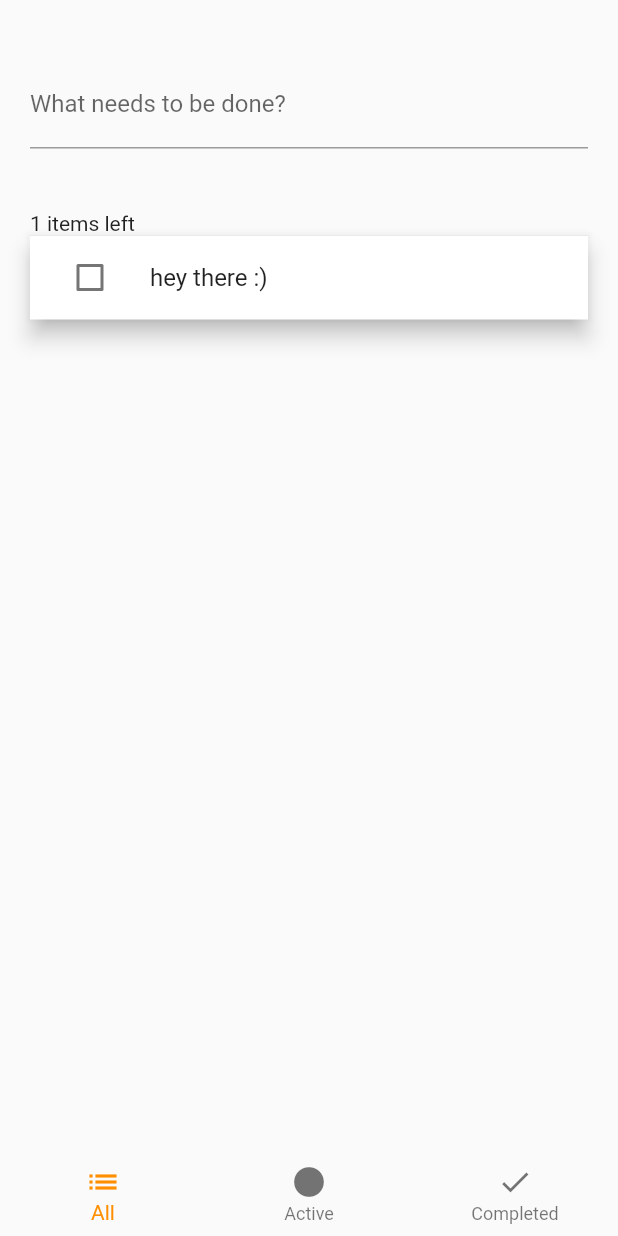
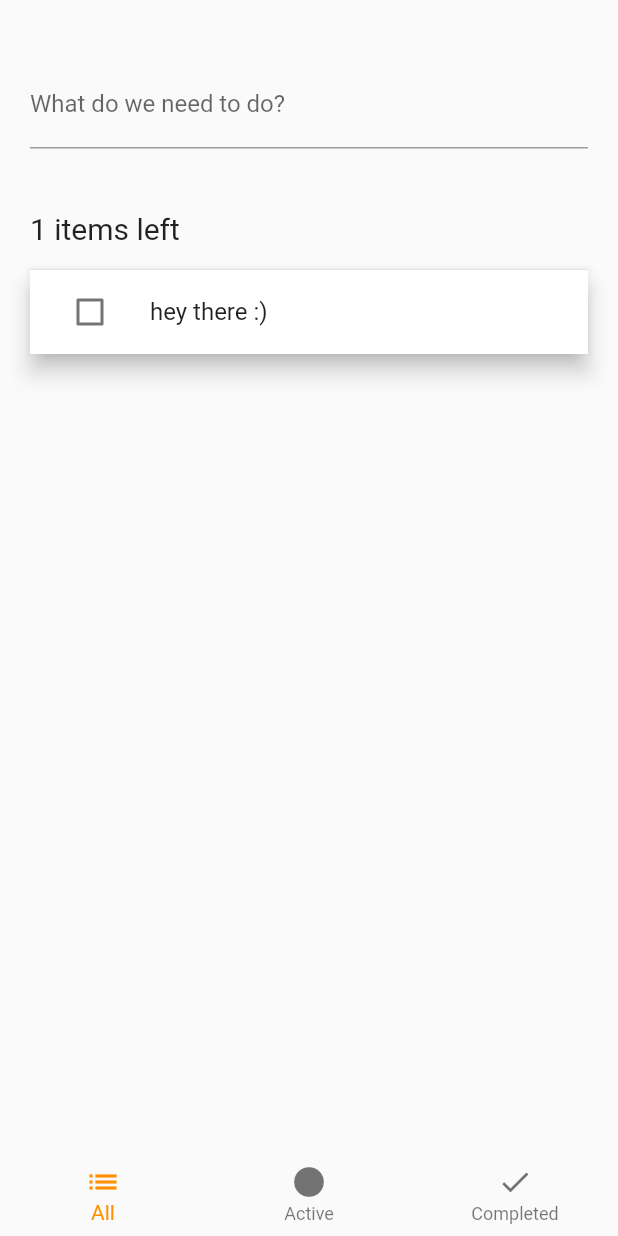
Before and after one commit to dwyl/flutter-todo-list-tutorial, a Flutter app: the screen it shows after launch, on a phone screen of 412 x 824 dp. Run offline on Flutter 3.47's test engine with Material 2 defaults, Android fonts, the phone set to English and light mode, and no system bars; our stand-ins replace flutter_hooks, flutter_riverpod, hooks_riverpod, riverpod, shared_preferences.

Commit message:
fix: Fixing focus. #27

```diff
--- a/todo_app/lib/main.dart
+++ b/todo_app/lib/main.dart
@@ -46,30 +46,34 @@ class Home extends HookConsumerWidget {
               key: addTodoKey,
               controller: newTodoController,
               decoration: const InputDecoration(
-                labelText: 'What needs to be done?',
+                labelText: 'What do we need to do?',
               ),
               onSubmitted: (value) {
                 ref.read(todoListProvider.notifier).add(value);
                 newTodoController.clear();
               },
             ),
+
             const SizedBox(height: 42),
-            Text('${ref.watch(uncompletedTodosCount)} items left'),
+
+            Padding(
+              padding: const EdgeInsets.only(bottom: 16.0),
+              child: Text(
+                '${ref.watch(uncompletedTodosCount)} items left',
+                style: const TextStyle(fontSize: 20),),
+            ),
+
             if (todos.isNotEmpty) const Divider(height: 0),
             for (var i = 0; i < todos.length; i++) ...[
+
               if (i > 0) const Divider(height: 0),
-              Dismissible(
-                key: ValueKey(todos[i].id),
-                onDismissed: (_) {
-                  ref.read(todoListProvider.notifier).remove(todos[i]);
-                },
-                child: ProviderScope(
+              ProviderScope(
                   overrides: [
                     _currentTodo.overrideWithValue(todos[i]),
                   ],
                   child: const TodoItem(),
-                ),
-              )
+              ),
+
             ],
           ],
         ),
@@ -79,6 +83,7 @@ class Home extends HookConsumerWidget {
   }
 }
 
+/// Bottom menu widget
 class Menu extends HookConsumerWidget {
   const Menu({
     Key? key,
```
